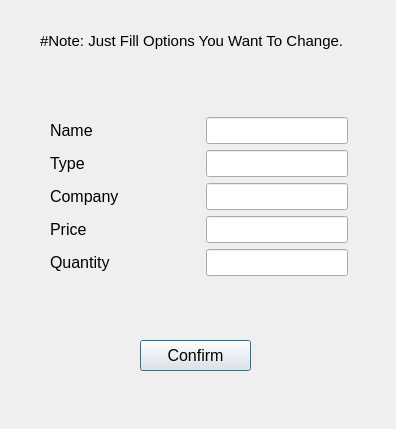
The window that Store/edititem.ui (SamanOmidi/GroceryStore) describes before a commit, drawn with Qt 5.
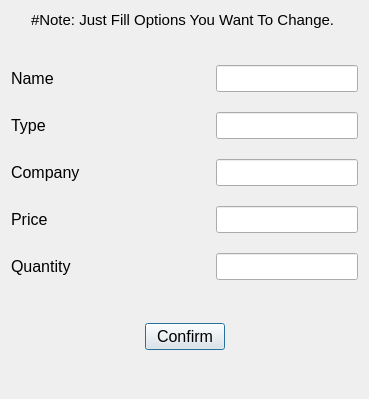
The same window after the commit.

What changed in the file:
```diff
--- a/Store/edititem.ui
+++ b/Store/edititem.ui
@@ -6,22 +6,21 @@
    <rect>
     <x>0</x>
     <y>0</y>
-    <width>396</width>
-    <height>429</height>
+    <width>369</width>
+    <height>399</height>
    </rect>
   </property>
   <property name="windowTitle">
    <string>Dialog</string>
   </property>
+  <layout class="QVBoxLayout" name="verticalLayout_4">
+   <item>
+    <layout class="QHBoxLayout" name="horizontalLayout_3">
+     <property name="leftMargin">
+      <number>20</number>
+     </property>
+     <item>
   <widget class="QLabel" name="label">
-   <property name="geometry">
-    <rect>
-     <x>40</x>
-     <y>20</y>
-     <width>311</width>
-     <height>41</height>
-    </rect>
-   </property>
    <property name="font">
     <font>
      <pointsize>11</pointsize>
@@ -31,50 +30,38 @@
     <string>#Note: Just Fill Options You Want To Change.</string>
    </property>
   </widget>
-  <widget class="QPushButton" name="confirmbutton">
-   <property name="geometry">
-    <rect>
-     <x>140</x>
-     <y>340</y>
-     <width>111</width>
-     <height>31</height>
-    </rect>
-   </property>
-   <property name="font">
-    <font>
-     <pointsize>12</pointsize>
-    </font>
-   </property>
-   <property name="text">
-    <string>Confirm</string>
-   </property>
-  </widget>
-  <widget class="QWidget" name="layoutWidget">
-   <property name="geometry">
-    <rect>
-     <x>50</x>
-     <y>90</y>
-     <width>301</width>
-     <height>186</height>
-    </rect>
-   </property>
-   <layout class="QVBoxLayout" name="verticalLayout">
+     </item>
+    </layout>
+   </item>
     <item>
      <spacer name="verticalSpacer">
       <property name="orientation">
        <enum>Qt::Vertical</enum>
       </property>
+     <property name="sizeType">
+      <enum>QSizePolicy::Fixed</enum>
+     </property>
       <property name="sizeHint" stdset="0">
        <size>
         <width>20</width>
-        <height>40</height>
+       <height>30</height>
        </size>
       </property>
      </spacer>
     </item>
+   <item>
+    <layout class="QVBoxLayout" name="verticalLayout_3">
+     <property name="sizeConstraint">
+      <enum>QLayout::SetDefaultConstraint</enum>
+     </property>
     <item>
      <layout class="QHBoxLayout" name="horizontalLayout">
       <item>
+        <layout class="QVBoxLayout" name="verticalLayout_2">
+         <property name="spacing">
+          <number>20</number>
+         </property>
+         <item>
        <widget class="QLabel" name="namelabel">
         <property name="font">
          <font>
@@ -86,19 +73,6 @@
         </property>
        </widget>
       </item>
-      <item alignment="Qt::AlignHCenter|Qt::AlignVCenter">
-       <widget class="QLineEdit" name="nameline">
-        <property name="font">
-         <font>
-          <pointsize>12</pointsize>
-         </font>
-        </property>
-       </widget>
-      </item>
-     </layout>
-    </item>
-    <item>
-     <layout class="QHBoxLayout" name="horizontalLayout_2">
       <item>
        <widget class="QLabel" name="typelabel">
         <property name="font">
@@ -111,19 +85,6 @@
         </property>
        </widget>
       </item>
-      <item alignment="Qt::AlignHCenter">
-       <widget class="QLineEdit" name="typeline">
-        <property name="font">
-         <font>
-          <pointsize>12</pointsize>
-         </font>
-        </property>
-       </widget>
-      </item>
-     </layout>
-    </item>
-    <item>
-     <layout class="QHBoxLayout" name="horizontalLayout_3">
       <item>
        <widget class="QLabel" name="companylabel">
         <property name="font">
@@ -136,19 +97,6 @@
         </property>
        </widget>
       </item>
-      <item alignment="Qt::AlignHCenter">
-       <widget class="QLineEdit" name="companyline">
-        <property name="font">
-         <font>
-          <pointsize>12</pointsize>
-         </font>
-        </property>
-       </widget>
-      </item>
-     </layout>
-    </item>
-    <item>
-     <layout class="QHBoxLayout" name="horizontalLayout_4">
       <item>
        <widget class="QLabel" name="pricelabel">
         <property name="font">
@@ -161,19 +109,6 @@
         </property>
        </widget>
       </item>
-      <item alignment="Qt::AlignHCenter">
-       <widget class="QLineEdit" name="priceline">
-        <property name="font">
-         <font>
-          <pointsize>12</pointsize>
-         </font>
-        </property>
-       </widget>
-      </item>
-     </layout>
-    </item>
-    <item>
-     <layout class="QHBoxLayout" name="horizontalLayout_5">
       <item>
        <widget class="QLabel" name="quantitylabel">
         <property name="font">
@@ -186,8 +121,81 @@
         </property>
        </widget>
       </item>
-      <item alignment="Qt::AlignHCenter">
+        </layout>
+       </item>
+       <item>
+        <layout class="QVBoxLayout" name="verticalLayout">
+         <property name="spacing">
+          <number>20</number>
+         </property>
+         <item>
+          <widget class="QLineEdit" name="nameline">
+           <property name="sizePolicy">
+            <sizepolicy hsizetype="Fixed" vsizetype="Fixed">
+             <horstretch>0</horstretch>
+             <verstretch>0</verstretch>
+            </sizepolicy>
+           </property>
+           <property name="font">
+            <font>
+             <pointsize>12</pointsize>
+            </font>
+           </property>
+          </widget>
+         </item>
+         <item>
+          <widget class="QLineEdit" name="typeline">
+           <property name="sizePolicy">
+            <sizepolicy hsizetype="Fixed" vsizetype="Fixed">
+             <horstretch>0</horstretch>
+             <verstretch>0</verstretch>
+            </sizepolicy>
+           </property>
+           <property name="font">
+            <font>
+             <pointsize>12</pointsize>
+            </font>
+           </property>
+          </widget>
+         </item>
+         <item>
+          <widget class="QLineEdit" name="companyline">
+           <property name="sizePolicy">
+            <sizepolicy hsizetype="Fixed" vsizetype="Fixed">
+             <horstretch>0</horstretch>
+             <verstretch>0</verstretch>
+            </sizepolicy>
+           </property>
+           <property name="font">
+            <font>
+             <pointsize>12</pointsize>
+            </font>
+           </property>
+          </widget>
+         </item>
+         <item>
+          <widget class="QLineEdit" name="priceline">
+           <property name="sizePolicy">
+            <sizepolicy hsizetype="Fixed" vsizetype="Fixed">
+             <horstretch>0</horstretch>
+             <verstretch>0</verstretch>
+            </sizepolicy>
+           </property>
+           <property name="font">
+            <font>
+             <pointsize>12</pointsize>
+            </font>
+           </property>
+          </widget>
+         </item>
+         <item>
        <widget class="QLineEdit" name="quantityline">
+           <property name="sizePolicy">
+            <sizepolicy hsizetype="Fixed" vsizetype="Fixed">
+             <horstretch>0</horstretch>
+             <verstretch>0</verstretch>
+            </sizepolicy>
+           </property>
         <property name="font">
          <font>
           <pointsize>12</pointsize>
@@ -198,7 +206,84 @@
      </layout>
     </item>
    </layout>
-  </widget>
+     </item>
+     <item>
+      <spacer name="verticalSpacer_3">
+       <property name="orientation">
+        <enum>Qt::Vertical</enum>
+       </property>
+       <property name="sizeHint" stdset="0">
+        <size>
+         <width>20</width>
+         <height>40</height>
+        </size>
+       </property>
+      </spacer>
+     </item>
+     <item>
+      <layout class="QHBoxLayout" name="horizontalLayout_2">
+       <property name="leftMargin">
+        <number>0</number>
+       </property>
+       <property name="rightMargin">
+        <number>0</number>
+       </property>
+       <item>
+        <spacer name="horizontalSpacer">
+         <property name="orientation">
+          <enum>Qt::Horizontal</enum>
+         </property>
+         <property name="sizeHint" stdset="0">
+          <size>
+           <width>40</width>
+           <height>20</height>
+          </size>
+         </property>
+        </spacer>
+       </item>
+       <item>
+        <widget class="QPushButton" name="confirmbutton">
+         <property name="font">
+          <font>
+           <pointsize>12</pointsize>
+          </font>
+         </property>
+         <property name="text">
+          <string>Confirm</string>
+         </property>
+        </widget>
+       </item>
+       <item>
+        <spacer name="horizontalSpacer_2">
+         <property name="orientation">
+          <enum>Qt::Horizontal</enum>
+         </property>
+         <property name="sizeHint" stdset="0">
+          <size>
+           <width>40</width>
+           <height>20</height>
+          </size>
+         </property>
+        </spacer>
+       </item>
+      </layout>
+     </item>
+    </layout>
+   </item>
+   <item>
+    <spacer name="verticalSpacer_4">
+     <property name="orientation">
+      <enum>Qt::Vertical</enum>
+     </property>
+     <property name="sizeHint" stdset="0">
+      <size>
+       <width>20</width>
+       <height>40</height>
+      </size>
+     </property>
+    </spacer>
+   </item>
+  </layout>
  </widget>
  <resources/>
  <connections/>
```
Lines whose indentation alone changed are shown as unchanged.
